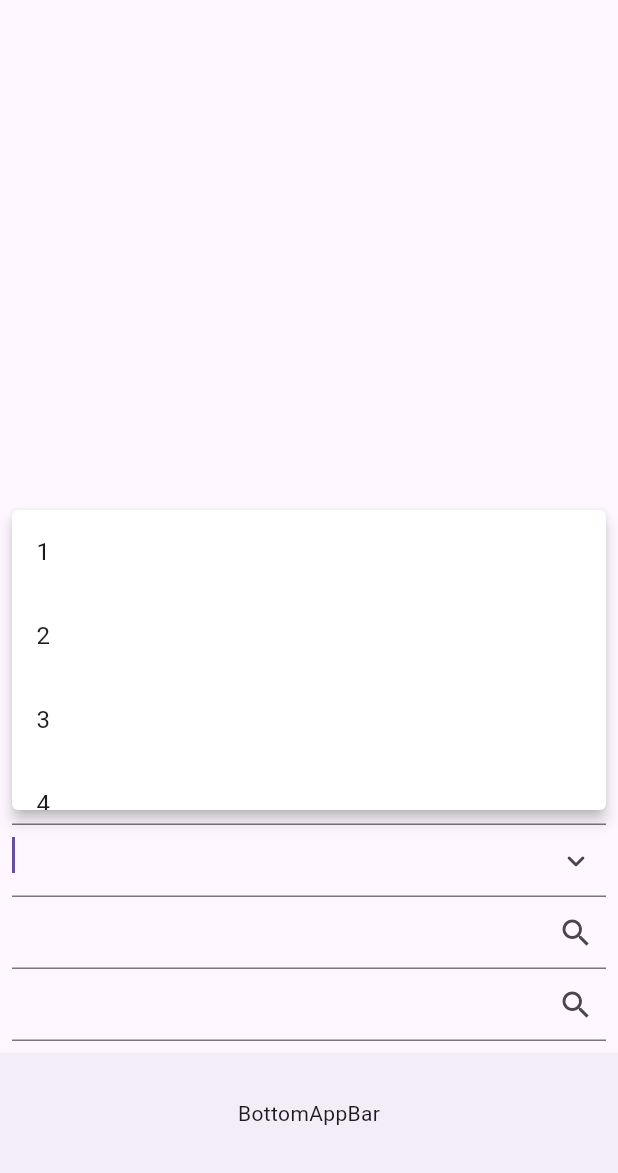
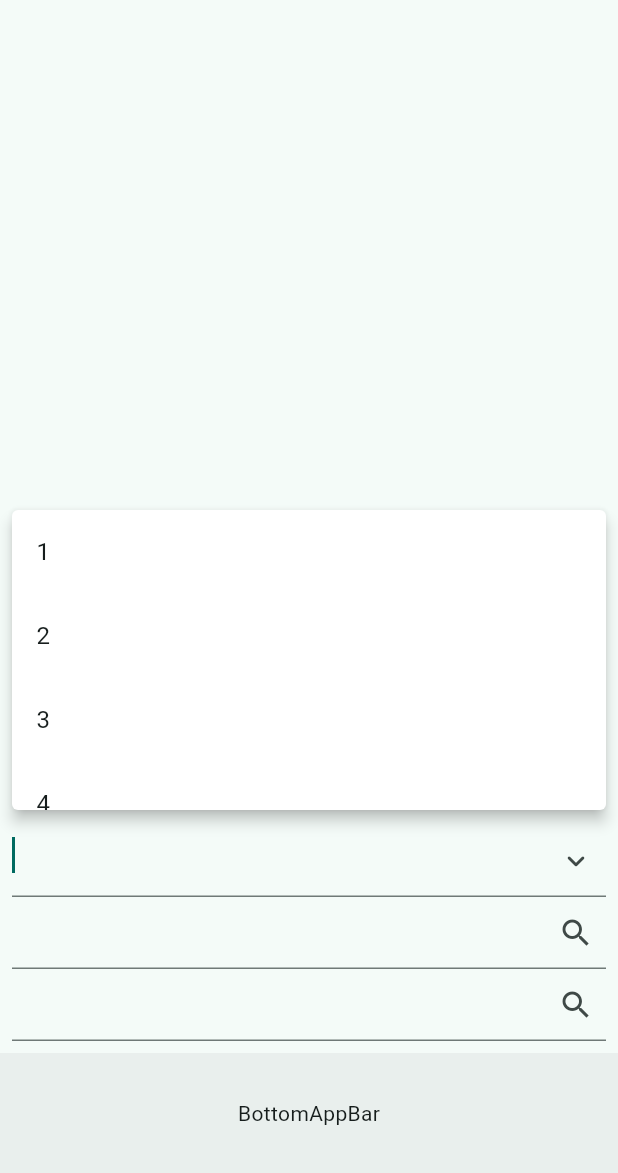
Before and after one commit to urielexis64/autocomplete_material, a Flutter app: the screen it shows after launch, after a tap on the "keyboard arrow down" icon, on a phone screen of 412 x 824 dp, the part 63-1236 px from its top. Run offline on Flutter 3.47's test engine with Material 3 defaults, Android fonts, the phone set to English and light mode, and no system bars.

Commit message:
feat(example): Improved & Fixed Example with tests and updated XCode Project.

```diff
--- a/example/lib/example_form.dart
+++ b/example/lib/example_form.dart
@@ -1,4 +1,5 @@
 import 'package:autocomplete_material/autocomplete_material.dart';
+import 'package:autocomplete_material_example/widgets/single_select/single_select_page.dart';
 import 'package:flutter/material.dart';
 
 class ExampleForm extends StatelessWidget {
@@ -15,19 +16,31 @@ class ExampleForm extends StatelessWidget {
         child: Column(
           mainAxisAlignment: MainAxisAlignment.end,
           children: [
-            const AutocompleteMaterial.single(
-              items: ['a', 'b', 'c', 'd', 'e'],
+            Semantics(
+              label: 'SingleSelectButton',
+              child: TextButton(
+                child: Text('Single Select'),
+                onPressed: () {
+                  Navigator.push(
+                    context,
+                    MaterialPageRoute(
+                      builder: (context) => const SingleSelectPage(),
+                    ),
+                  );
+                },
+              ),
             ),
-            const AutocompleteMaterial.multiple(
-              items: [1, 2, 3, 4, 5],
+            AutocompleteMaterial.multiple(
+              items: const [1, 2, 3, 4, 5],
+              onItemsChanged: (selectedItems) {},
             ),
             AutocompleteMaterial.searchAsync(
               onAsyncQuery: (query) async => [1, 2, 3, 4, 5],
+              onChanged: (int? value) {},
             ),
             AutocompleteMaterial.multipleSearchAsync(
               onAsyncQuery: (query) async => [1, 2, 3, 4, 5],
-              decoration: const AutocompleteDecoration(
-                  hintText: 'Single', border: OutlineInputBorder()),
+              onItemsChanged: (List<int> value) {},
             ),
           ],
         ),
--- a/example/lib/main.dart
+++ b/example/lib/main.dart
@@ -2,15 +2,23 @@ import 'package:flutter/material.dart';
 
 import 'example_form.dart';
 
+// coverage:ignore-start
 void main() {
   runApp(const AutocompleteMaterialExample());
 }
+// coverage:ignore-end
 
 class AutocompleteMaterialExample extends StatelessWidget {
   const AutocompleteMaterialExample({super.key});
 
   @override
   Widget build(BuildContext context) {
-    return const MaterialApp(home: ExampleForm());
+    return MaterialApp(
+      home: const ExampleForm(),
+      theme: ThemeData(
+        colorSchemeSeed: Colors.teal,
+        useMaterial3: true,
+      ),
+    );
   }
 }
--- a/example/pubspec.yaml
+++ b/example/pubspec.yaml
@@ -14,13 +14,13 @@ dependencies:
 
   autocomplete_material:
     path: ../
-  cupertino_icons: ^1.0.2
+  cupertino_icons: ^1.0.8
 
 dev_dependencies:
   flutter_test:
     sdk: flutter
 
-  flutter_lints: ^2.0.0
+  flutter_lints: ^5.0.0
 
 flutter:
 
```
Also changed, not shown: example/lib/widgets/single_select/single_select_autocomplete.dart (added, +38 -0 lines), example/lib/widgets/single_select/single_select_page.dart (added, +46 -0 lines), pubspec.yaml (+8 -37 lines), 6 other files.
